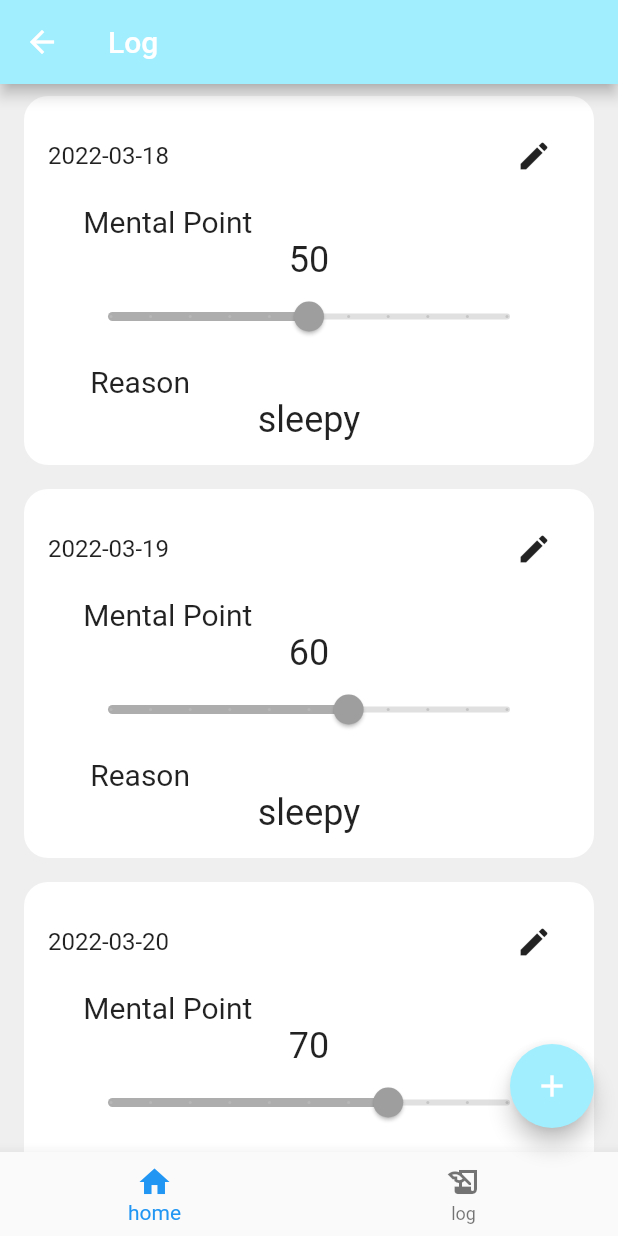
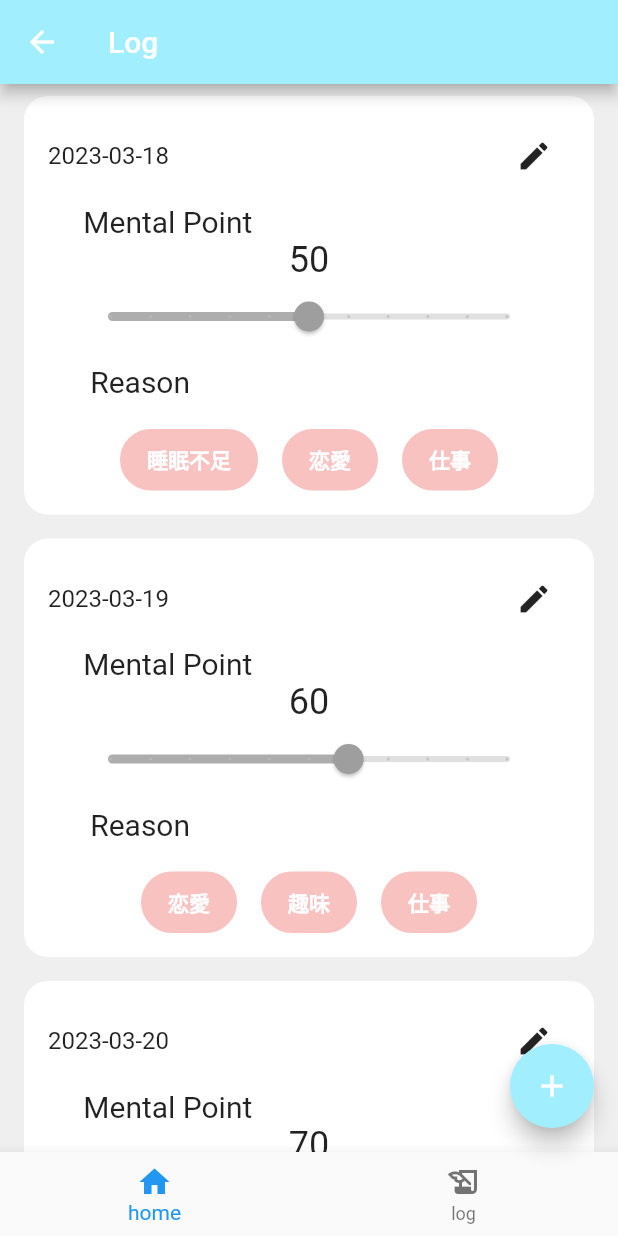
Before and after one commit to GDSC-UTokyo/hackathon__mental-app__mobile, a Flutter app: the LogPage screen opened by its route, on a phone screen of 412 x 824 dp. Run offline on Flutter 3.47's test engine with Material 2 defaults, Android fonts, the phone set to English and light mode, and no system bars; our stand-ins replace firebase_auth, firebase_core, google_fonts, routemaster, syncfusion_flutter_charts; accounts and stored records are empty; statements that could not run were skipped.

Commit message:
udpate create report page

```diff
--- a/lib/screens/create_report.dart
+++ b/lib/screens/create_report.dart
@@ -12,7 +12,7 @@ class CreateReportPage extends StatefulWidget {
 
 class Reason {
   String id;
-  String reason; // reasonIdsを入れる
+  String reason;
 
   Reason(this.id, this.reason);
 }
@@ -101,7 +101,7 @@ class _CreateReportPageState extends State<CreateReportPage> {
             const SizedBox(height: 8),
             Container(
               padding: const EdgeInsets.only(
-                top: 10,
+                top: 0,
               ),
               alignment: const Alignment(-0.8, 0),
               child: const Text(
--- a/lib/screens/log.dart
+++ b/lib/screens/log.dart
@@ -4,6 +4,7 @@ import 'package:app/theme/theme.dart';
 import 'package:flutter/material.dart';
 import 'package:provider/provider.dart';
 import 'package:app/components/footer.dart';
+import 'package:intl/intl.dart';
 
 class LogPage extends StatefulWidget {
   const LogPage({super.key});
@@ -15,23 +16,58 @@ class LogPage extends StatefulWidget {
 class Report {
   String date;
   int point;
-  String reason; // reasonIdsを入れる
+  List<String> reasonIdList;
 
-  Report(this.date, this.point, this.reason);
+  Report(this.date, this.point, this.reasonIdList);
+}
+
+class Reason {
+  String id;
+  String reason;
+
+  Reason(this.id, this.reason);
+}
+
+String convertIdToReason(String id, List<Reason> reasonList) {
+  String reason = "";
+  for (int i = 0; i < reasonList.length; i++) {
+    if (id == reasonList[i].id) {
+      reason = reasonList[i].reason;
+    }
+  }
+  return reason;
+}
+
+bool hasTodayReport(String date, List<Report> reports) {
+  bool hasReport = false;
+  for (int i = 0; i < reports.length; i++) {
+    if (reports[i].date == date) {
+      hasReport = true;
+    }
+  }
+  return hasReport;
 }
 
 class _LogPageState extends State<LogPage> {
+  List<Reason> reasonList = [
+    Reason("1", "睡眠不足"),
+    Reason("2", "恋愛"),
+    Reason("3", "趣味"),
+    Reason("4", "仕事"),
+    Reason("5", "友達"),
+  ];
+
   List<Report> reports = [
-    Report("2022-03-18",50,"sleepy"),
-    Report("2022-03-19",60,"sleepy"),
-    Report("2022-03-20",70,"sleepy"),
-    Report("2022-03-20",70,"sleepy"),
-    Report("2022-03-20",70,"sleepy"),
-    Report("2022-03-20",70,"sleepy"),
-    Report("2022-03-20",70,"sleepy"),
-    Report("2022-03-20",70,"sleepy"),
-    Report("2022-03-20",70,"sleepy"),
-    Report("2022-03-20",70,"sleepy"),
+    Report("2023-03-18", 50, ["1", "2", "4"]),
+    Report("2023-03-19", 60, ["2", "3", "4"]),
+    Report("2023-03-20", 70, ["1", "2", "4"]),
+    Report("2023-03-20", 70, ["1", "2", "4"]),
+    Report("2023-03-20", 70, ["1", "2", "4"]),
+    Report("2023-03-20", 70, ["1", "2", "4"]),
+    Report("2023-03-20", 70, ["1", "2", "4"]),
+    Report("2023-03-20", 70, ["1", "2", "4"]),
+    Report("2023-03-20", 70, ["1", "2", "4"]),
+    Report("2023-03-22", 70, ["1", "2", "4"]),
   ];
 
   @override
@@ -72,7 +108,7 @@ class _LogPageState extends State<LogPage> {
                       onPressed: () => {
                         Navigator.of(context).push(
                           MaterialPageRoute(builder: (context) {
-                            return EditReportPage();
+                            return const EditReportPage();
                           }),
                         ),
                       },
@@ -81,7 +117,7 @@ class _LogPageState extends State<LogPage> {
                 ),
                 const SizedBox(height: 8),
                 Container(
-                  alignment: const Alignment(-0.8,0),
+                  alignment: const Alignment(-0.8, 0),
                   child: const Text(
                     'Mental Point',
                     style: TextStyle(
@@ -116,7 +152,7 @@ class _LogPageState extends State<LogPage> {
                 ),
                 const SizedBox(height: 8),
                 Container(
-                  alignment: const Alignment(-0.8,0),
+                  alignment: const Alignment(-0.8, 0),
                   child: const Text(
                     'Reason',
                     style: TextStyle(
@@ -125,16 +161,47 @@ class _LogPageState extends State<LogPage> {
                     ),
                   ),
                 ),
-                Container(
-                  alignment: Alignment.center,
+                Center(
+                  child: Padding(
+                      padding: const EdgeInsets.only(
+                        top: 20,
+                      ),
+                      child: Column(
+                        children: [
+                          Wrap(
+                            runSpacing: 16,
+                            spacing: 16,
+                            children: reports[index].reasonIdList.map((id) {
+                              return InkWell(
+                                borderRadius:
+                                    const BorderRadius.all(Radius.circular(32)),
+                                child: AnimatedContainer(
+                                  duration: const Duration(milliseconds: 200),
+                                  padding: const EdgeInsets.symmetric(
+                                      horizontal: 16, vertical: 8),
+                                  decoration: BoxDecoration(
+                                    borderRadius: const BorderRadius.all(
+                                        Radius.circular(32)),
+                                    border: Border.all(
+                                      width: 2,
+                                      color: themeColor.secondary,
+                                    ),
+                                    color: themeColor.secondary,
+                                  ),
                                   child: Text(
-                    reports[index].reason,
-                    style: const TextStyle(
-                      //fontWeight: FontWeight.bold,
-                      fontSize: 24,
+                                    convertIdToReason(id, reasonList),
+                                    style: TextStyle(
+                                      color: themeColor.white[0],
+                                      fontWeight: FontWeight.bold,
                                     ),
                                   ),
                                 ),
+                              );
+                            }).toList(),
+                          )
+                        ],
+                      )),
+                )
               ],
             ),
           );
@@ -143,15 +210,22 @@ class _LogPageState extends State<LogPage> {
       floatingActionButton: FloatingActionButton(
         backgroundColor: themeColor.primary,
         onPressed: () {
+          DateTime now = DateTime.now();
+          DateFormat outputFormat = DateFormat('yyyy-MM-dd');
+          String date = outputFormat.format(now);
+          if (hasTodayReport(date, reports)) {
+            return;
+          } else {
             Navigator.of(context).push(
               MaterialPageRoute(builder: (context) {
-              return CreateReportPage();
+                return const CreateReportPage();
               }),
             );
+          }
         },
         child: const Icon(Icons.add),
       ),
-      bottomNavigationBar: Footer(),
+      bottomNavigationBar: const Footer(),
     );
   }
 }
```
Lines whose indentation alone changed are shown as unchanged.
